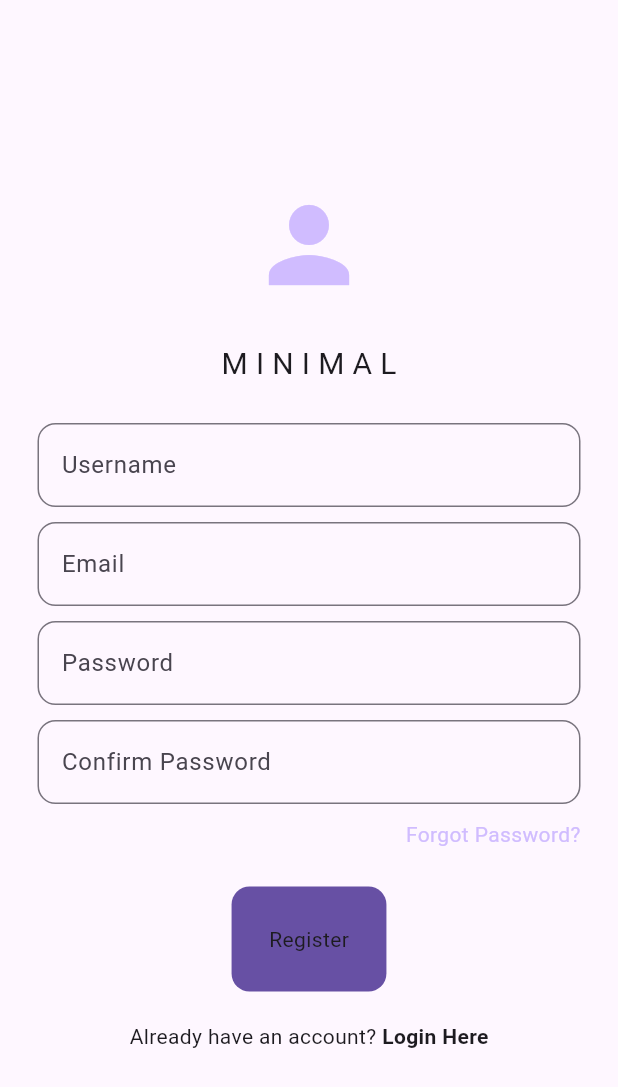
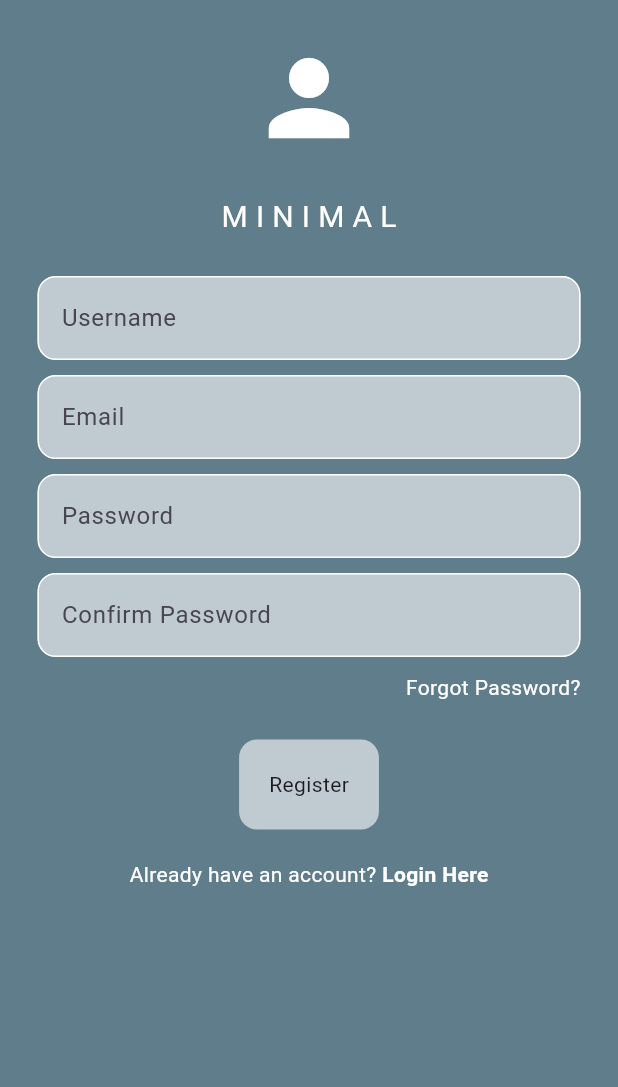
Before and after one commit to ruby222001/SocialApp, a Flutter app: the screen it shows after launch, after a tap on "Register Here", on a phone screen of 412 x 824 dp. Shown: the top 1087 px of the screen. Run offline on Flutter 3.47's test engine with Material 3 defaults, Android fonts, the phone set to English and light mode, and no system bars; our stand-ins replace cloud_firestore, firebase_auth, firebase_core, firebase_messaging, firebase_storage, google_sign_in and 2 more; accounts and stored records are empty; network calls fail.

Commit message:
feat: socialapp

```diff
--- /dev/null
+++ b/lib/auth/services/firebase_api.dart
@@ -0,0 +1,30 @@
+import 'package:app/main.dart';
+import 'package:firebase_messaging/firebase_messaging.dart';
+
+class FirebaseApi {
+  final _FirebaseMessaging = FirebaseMessaging.instance;
+
+// function to initialize notifications
+  Future<void> initNotifications() async {
+//request permission from user
+    await _FirebaseMessaging.requestPermission();
+
+//fetch the token for this device
+    final fCMToken = await _FirebaseMessaging.getToken();
+
+    //print token
+    print('Token: $fCMToken');
+    initNotifications();
+  }
+
+  void handleMesasge(RemoteMessage? message) {
+    if (message == null) return;
+    navigatorKey.currentState
+        ?.pushNamed('/notification_screen', arguments: message);
+  }
+
+  Future<void> initPushNotifications() async {
+    FirebaseMessaging.instance.getInitialMessage().then(handleMesasge);
+    FirebaseMessaging.onMessageOpenedApp.listen(handleMesasge);
+  }
+}
--- a/lib/components/components/my_button.dart
+++ b/lib/components/components/my_button.dart
@@ -1,13 +1,13 @@
 import 'package:flutter/material.dart';
+
 // ignore: must_be_immutable
 class MyButton extends StatelessWidget {
-
   void Function()? onTap;
   final Widget child;
-   MyButton({
+  MyButton({
     super.key,
-  required this.onTap,
-  required this.child,
+    required this.onTap,
+    required this.child,
   });
 
   @override
@@ -16,11 +16,10 @@ class MyButton extends StatelessWidget {
       onTap: onTap,
       child: Container(
         decoration: BoxDecoration(
-          color: Theme.of(context).colorScheme.primary,
+          color: Colors.white60,
           borderRadius: BorderRadius.circular(12),
-
         ),
-        padding: const EdgeInsets.all(25),
+        padding: const EdgeInsets.all(20),
         child: child,
       ),
     );
--- a/lib/components/components/my_textfield.dart
+++ b/lib/components/components/my_textfield.dart
@@ -13,14 +13,25 @@ class MyTextField extends StatelessWidget {
 
   @override
   Widget build(BuildContext context) {
-    return TextField(
-      controller: controller,
-
-      decoration: InputDecoration(
-        border: OutlineInputBorder(borderRadius: BorderRadius.circular(12)),
-        hintText: hintText,
+    return Container(
+      decoration: BoxDecoration(
+          color: Colors.white60, borderRadius: BorderRadius.circular(13)),
+      child: TextField(
+        controller: controller,
+        decoration: InputDecoration(
+          fillColor: Colors.white,
+          enabledBorder: OutlineInputBorder(
+              borderRadius: BorderRadius.circular(12),
+              borderSide: BorderSide(
+                color: Colors.white,
+              )),
+          border: OutlineInputBorder(
+              borderSide: BorderSide(color: Colors.white),
+              borderRadius: BorderRadius.circular(12)),
+          hintText: hintText,
+        ),
+        obscureText: obscureText,
       ),
-      obscureText: obscureText,
     );
   }
 }
--- a/lib/main.dart
+++ b/lib/main.dart
@@ -1,16 +1,18 @@
 import 'package:app/auth/auth.dart';
+import 'package:app/auth/services/firebase_api.dart';
+import 'package:app/auth/services/notification_page.dart';
 import 'package:app/firebase_options.dart';
 import 'package:app/pages/login_page.dart';
 import 'package:app/pages/register_page.dart';
 import 'package:firebase_core/firebase_core.dart';
 import 'package:flutter/material.dart';
 
-void main()async {
+final navigatorKey = GlobalKey<NavigatorState>();
+void main() async {
   WidgetsFlutterBinding.ensureInitialized();
   await Firebase.initializeApp(options: DefaultFirebaseOptions.currentPlatform);
-  runApp(const MyApp()
-
-    );
+  await FirebaseApi().initPushNotifications();
+  runApp(const MyApp());
 }
 
 class MyApp extends StatelessWidget {
@@ -20,16 +22,15 @@ class MyApp extends StatelessWidget {
   @override
   Widget build(BuildContext context) {
     return MaterialApp(
-                debugShowCheckedModeBanner: false,
-
-      title: 'Flutter Demo',
-      theme: ThemeData(
-      ),
-            home: const Authpage(),
-routes: {
-        '/login_page': (context) =>  const LoginPage(),
-        '/register_page': (context) => const RegisterPage(),
+        debugShowCheckedModeBanner: false,
+        title: 'Flutter Demo',
+        theme: ThemeData(),
+        home: Authpage(),
+        navigatorKey: navigatorKey,
+        routes: {
+          '/login_page': (context) => const LoginPage(),
+          '/register_page': (context) => const RegisterPage(),
+          '/notification_screen': (context) => const NotificationPage(),
+        });
+  }
 }
-    );
-      }
-      }
--- a/lib/pages/login_page.dart
+++ b/lib/pages/login_page.dart
@@ -48,24 +48,30 @@ class _LoginPageState extends State<LoginPage> {
   @override
   Widget build(BuildContext context) {
     return Scaffold(
-      backgroundColor: Theme.of(context).colorScheme.background,
-      body: Center(
+      backgroundColor: Colors.blueGrey,
+      body: SingleChildScrollView(
         child: Padding(
           padding: const EdgeInsets.all(25.0),
           child: Column(
             mainAxisAlignment: MainAxisAlignment.center,
             children: [
+              SizedBox(
+                height: 100,
+              ),
               //logo
               Icon(
                 Icons.person,
                 size: 80,
-                color: Theme.of(context).colorScheme.inversePrimary,
+                color: Colors.white,
               ),
               const SizedBox(height: 25),
               //title
               const Text(
                 'M I N I M A L',
-                style: TextStyle(fontSize: 20),
+                style: TextStyle(
+                    fontSize: 20,
+                    fontWeight: FontWeight.bold,
+                    color: Colors.white),
               ),
               const SizedBox(height: 25),
 
@@ -94,7 +100,7 @@ class _LoginPageState extends State<LoginPage> {
                   Text(
                     "Forgot Password?",
                     style: TextStyle(
-                      color: Theme.of(context).colorScheme.inversePrimary,
+                      color: Colors.white,
                     ),
                   ),
                 ],
@@ -104,28 +110,46 @@ class _LoginPageState extends State<LoginPage> {
               ),
               MyButton(
                 onTap: loginUser,
-                child: const Text("Login"),
+                child: const Text(
+                  "Login",
+                  style: TextStyle(
+                      color: Colors.black, fontWeight: FontWeight.bold),
+                ),
               ),
               const SizedBox(height: 20),
               //don't have an account? Register here
               Row(
                 mainAxisAlignment: MainAxisAlignment.center,
                 children: [
-                  const Text("don't have an account? "),
+                  const Text(
+                    "don't have an account? ",
+                    style: TextStyle(color: Colors.white),
+                  ),
                   GestureDetector(
                     onTap: widget.onTap,
                     child: const Text(
                       "Register Here",
-                      style: TextStyle(fontWeight: FontWeight.bold),
+                      style: TextStyle(
+                          fontWeight: FontWeight.bold, color: Colors.white),
                     ),
                   ),
                 ],
+              ),
+              SizedBox(
+                height: 10,
               ),
               GestureDetector(
                   onTap: () {
                     AuthService().signInWithGoogle();
                   },
-                  child: const Text('google sign in')),
+                  child: ClipRRect(
+                    borderRadius: BorderRadius.circular(20),
+                    child: Image.asset(
+                      "assets/images/google.jpg",
+                      height: 60,
+                      width: 60,
+                    ),
+                  )),
             ],
           ),
         ),
--- a/lib/pages/register_page.dart
+++ b/lib/pages/register_page.dart
@@ -6,7 +6,7 @@ import 'package:flutter/material.dart';
 
 class RegisterPage extends StatefulWidget {
   final void Function()? onTap;
-   const  RegisterPage({super.key, this.onTap});
+  const RegisterPage({super.key, this.onTap});
 
   @override
   State<RegisterPage> createState() => _RegisterPageState();
@@ -23,62 +23,59 @@ class _RegisterPageState extends State<RegisterPage> {
   TextEditingController confirmpasswordController = TextEditingController();
 
   //register method
-  void registeruser() async{
+  void registeruser() async {
     //show loading circle
-    showDialog(context: context,
+    showDialog(
+      context: context,
       builder: (context) => const Center(
         child: CircularProgressIndicator(),
       ),
     );
 
     //make password match
-    if(passwordController.text != confirmpasswordController.text){
+    if (passwordController.text != confirmpasswordController.text) {
       //pop loading circle
       Navigator.pop(context);
       //show error message to
-displayMessageToUser("passwords don't match",context);
+      displayMessageToUser("passwords don't match", context);
     }
     //try creating user
-try{
+    try {
       //creating user
-  UserCredential? userCredential= await FirebaseAuth.instance.createUserWithEmailAndPassword(
+      UserCredential? userCredential =
+          await FirebaseAuth.instance.createUserWithEmailAndPassword(
         email: emailController.text,
         password: passwordController.text,
       );
       //pop loading circle
       // ignore: use_build_context_synchronously
       Navigator.pop(context);
-}on FirebaseAuthException catch(e){
+    } on FirebaseAuthException catch (e) {
       //pop loading circle
       Navigator.pop(context);
       //display error message to error
- displayMessageToUser(e.code, context) ;
-
-
+      displayMessageToUser(e.code, context);
     }
   }
 
   @override
   Widget build(BuildContext context) {
     return Scaffold(
-      backgroundColor: Theme.of(context).colorScheme.background,
-      body: Center(
+      backgroundColor: Colors.blueGrey,
+      body: SingleChildScrollView(
+        child: Center(
           child: Padding(
             padding: const EdgeInsets.all(25.0),
             child: Column(
               mainAxisAlignment: MainAxisAlignment.center,
               children: [
                 //logo
-              Icon(
-                Icons.person,
-                size: 80,
-                color: Theme.of(context).colorScheme.inversePrimary,
-              ),
+                Icon(Icons.person, size: 80, color: Colors.white),
                 const SizedBox(height: 25),
                 //title
                 const Text(
                   'M I N I M A L',
-                style: TextStyle(fontSize: 20),
+                  style: TextStyle(fontSize: 20, color: Colors.white),
                 ),
                 const SizedBox(height: 25),
                 //username
@@ -105,7 +102,7 @@ try{
                   obscureText: true,
                   controller: passwordController,
                 ),
-             const  SizedBox(
+                const SizedBox(
                   height: 10,
                 ),
                 MyTextField(
@@ -113,7 +110,7 @@ try{
                   obscureText: true,
                   controller: confirmpasswordController,
                 ),
-            const  SizedBox(
+                const SizedBox(
                   height: 10,
                 ),
 
@@ -123,9 +120,7 @@ try{
                   children: [
                     Text(
                       "Forgot Password?",
-                    style: TextStyle(
-                      color: Theme.of(context).colorScheme.inversePrimary,
-                    ),
+                      style: TextStyle(color: Colors.white),
                     ),
                   ],
                 ),
@@ -141,12 +136,16 @@ try{
                 Row(
                   mainAxisAlignment: MainAxisAlignment.center,
                   children: [
-                  const Text("Already have an account? "),
+                    const Text(
+                      "Already have an account? ",
+                      style: TextStyle(color: Colors.white),
+                    ),
                     GestureDetector(
                       onTap: widget.onTap,
                       child: const Text(
                         "Login Here",
-                      style: TextStyle(fontWeight: FontWeight.bold),
+                        style: TextStyle(
+                            fontWeight: FontWeight.bold, color: Colors.white),
                       ),
                     ),
                   ],
@@ -155,7 +154,7 @@ try{
             ),
           ),
         ),
+      ),
     );
   }
-
 }
--- a/pubspec.yaml
+++ b/pubspec.yaml
@@ -43,6 +43,9 @@ dependencies:
   firebase_storage: ^11.0.17
   path: ^1.8.3
   cached_network_image: ^3.4.0
+  firebase_messaging: ^14.9.4
+  flutter_local_notifications: ^18.0.1
+  shared_preferences: ^2.2.2
 
 
 
```
Also changed, not shown: lib/auth/services/notification_page.dart (added, +50 -0 lines), lib/pages/homepage.dart (+94 -106 lines), lib/pages/post.dart (+9 -8 lines), lib/pages/posting_page.dart (+74 -19 lines), lib/pages/profilepage.dart (+6 -2 lines), assets/images/google.jpg (added), pubspec.lock, 3 other files. Lines whose indentation alone changed are shown as unchanged.
